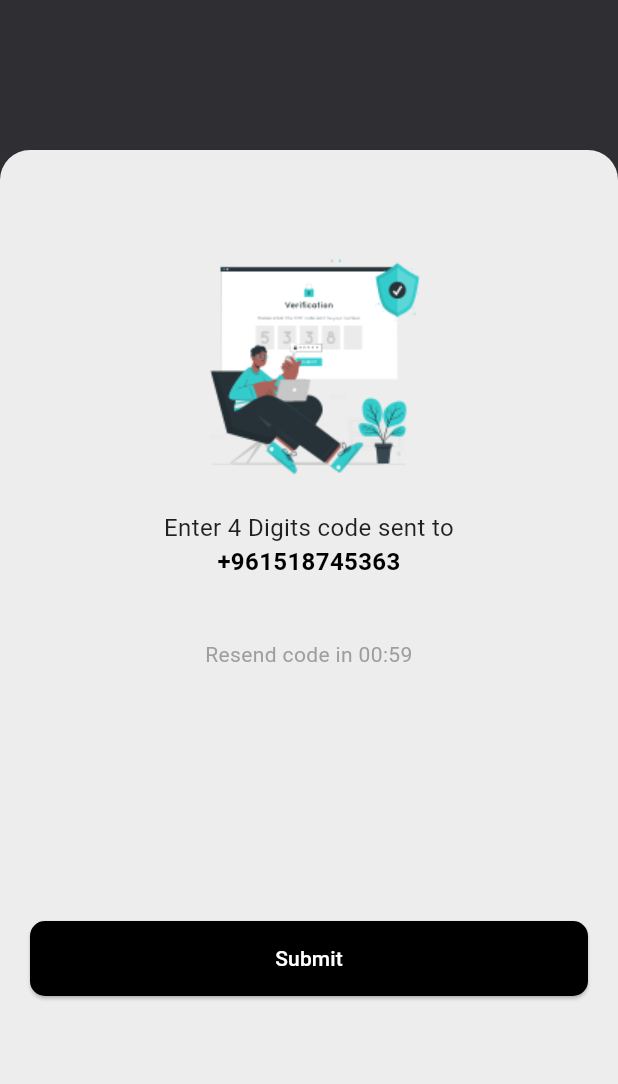
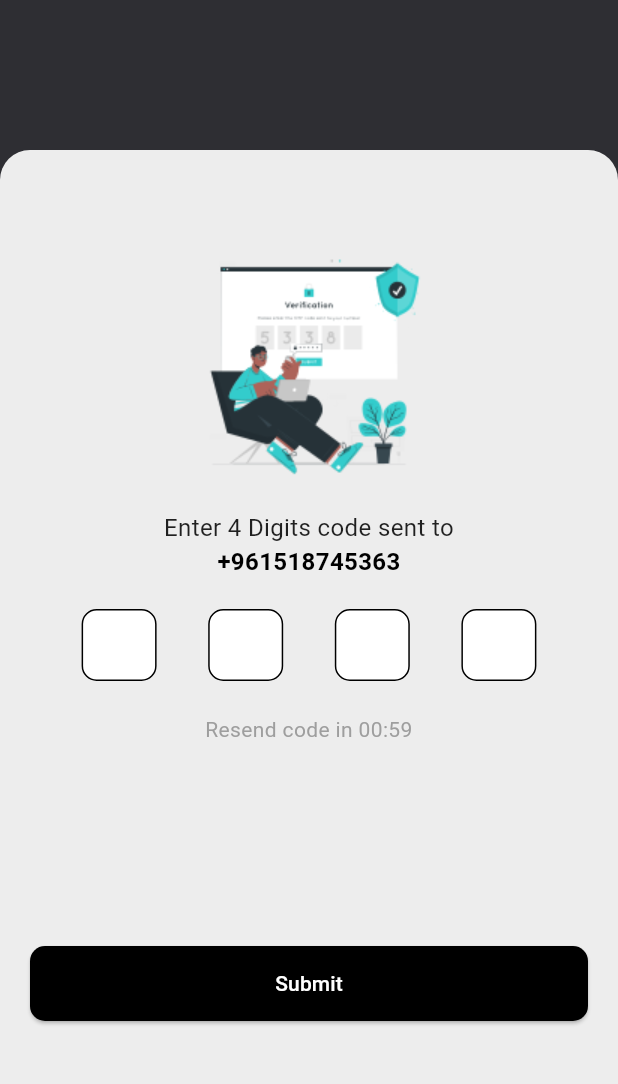
Before and after one commit to zezoamr/obelion-MOOL-flutter, a Flutter app: the ConfirmCodeScreen screen opened directly, on a phone screen of 412 x 824 dp, the part 84-1168 px from its top. Run offline on Flutter 3.47's test engine with Material 3 defaults, Android fonts, the light colour scheme and no system bars; our stand-ins replace flutter_svg.

Commit message:
feat confir,codescreen CodeInputField

```diff
--- a/flutter_mool/lib/screens/confirmcode_screen.dart
+++ b/flutter_mool/lib/screens/confirmcode_screen.dart
@@ -101,7 +101,7 @@ class _ConfirmCodeFormState extends State<ConfirmCodeForm> {
             textAlign: TextAlign.center,
           ),
           const SizedBox(height: 20),
-          //_buildCodeInputField(),
+          _buildCodeInputField(),
           const SizedBox(height: 20),
           const Text(
             'Resend code in 00:59',
@@ -126,4 +126,43 @@ class _ConfirmCodeFormState extends State<ConfirmCodeForm> {
       ),
     );
   }
+
+  Widget _buildCodeInputField() {
+    return Row(
+      mainAxisAlignment: MainAxisAlignment.spaceEvenly,
+      children: List.generate(
+        4,
+        (index) => SizedBox(
+          width: 50,
+          height: 50,
+          child: TextField(
+            controller: _controllers[index],
+            focusNode: _focusNodes[index],
+            textAlign: TextAlign.center,
+            keyboardType: TextInputType.number,
+            maxLength: 1,
+            onChanged: (value) {
+              if (value.length == 1 && index < 3) {
+                _focusNodes[index + 1].requestFocus();
+              }
+            },
+            decoration: InputDecoration(
+              contentPadding: EdgeInsets.all(5),
+              counterText: '',
+              border: OutlineInputBorder(
+                borderRadius: BorderRadius.circular(10),
+                borderSide: const BorderSide(color: Colors.grey),
+              ),
+              filled: true,
+              fillColor: Colors.white,
+            ),
+            style: const TextStyle(fontSize: 24),
+            inputFormatters: [
+              FilteringTextInputFormatter.digitsOnly,
+            ],
+          ),
+        ),
+      ),
+    );
+  }
 }
```
